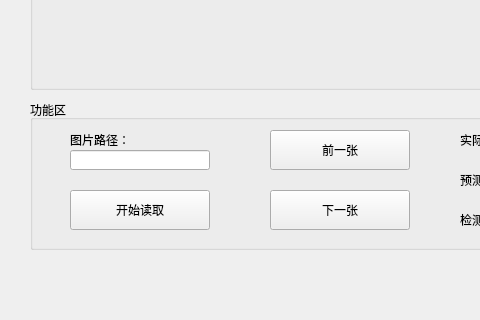
This is client/client.ui in zauhoo/liuhai-detect as Qt 5 draws it before an edit; both pictures show x 0 to 480 and y 300 to 620 of the 690 by 620 pixel window. The edited form follows.
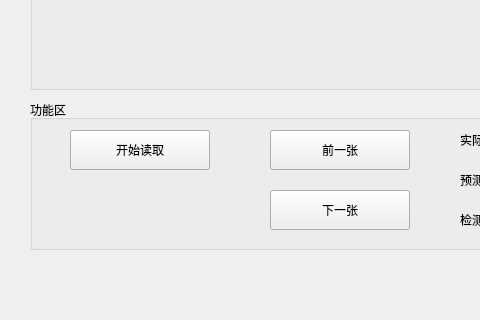
This is the edited form.

The edit to the form file:
```diff
--- a/client/client.ui
+++ b/client/client.ui
@@ -91,40 +91,11 @@
     <property name="title">
      <string>功能区</string>
     </property>
-    <widget class="QLineEdit" name="e_imgPath">
-     <property name="geometry">
-      <rect>
-       <x>40</x>
-       <y>50</y>
-       <width>140</width>
-       <height>20</height>
-      </rect>
-     </property>
-    </widget>
-    <widget class="QLabel" name="label_4">
-     <property name="geometry">
-      <rect>
-       <x>40</x>
-       <y>30</y>
-       <width>80</width>
-       <height>20</height>
-      </rect>
-     </property>
-     <property name="minimumSize">
-      <size>
-       <width>0</width>
-       <height>0</height>
-      </size>
-     </property>
-     <property name="text">
-      <string>图片路径：</string>
-     </property>
-    </widget>
     <widget class="QPushButton" name="b_readImg">
      <property name="geometry">
       <rect>
        <x>40</x>
-       <y>90</y>
+       <y>30</y>
        <width>140</width>
        <height>40</height>
       </rect>
```
